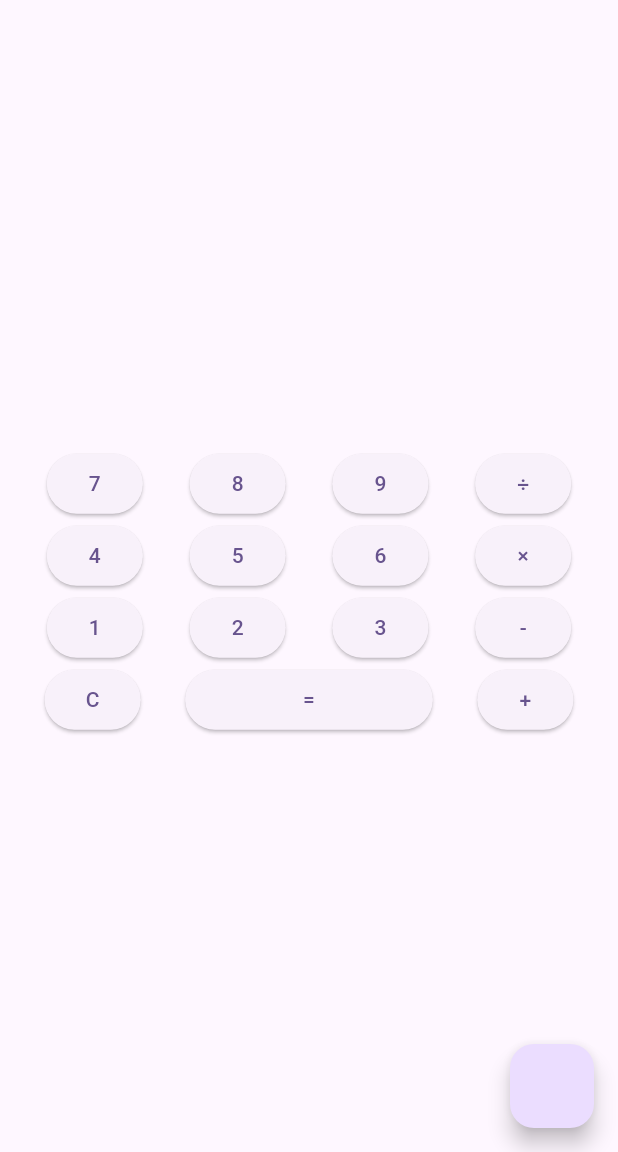
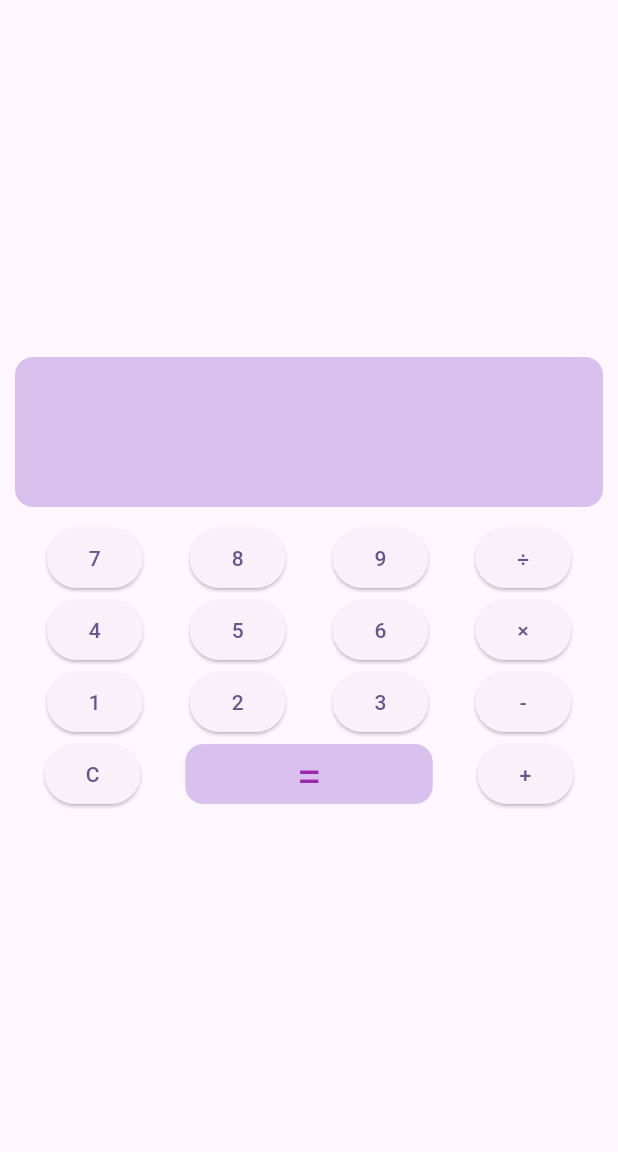
Before and after one commit to mnewby4/calculatorapp, a Flutter app: the screen it shows after launch, on a phone screen of 412 x 824 dp, the part 84-1236 px from its top. Run offline on Flutter 3.47's test engine with Material 3 defaults, Android fonts, the phone set to English and light mode, and no system bars.

Commit message:
Fixed the UI to be more presentable

```diff
--- a/lib/main.dart
+++ b/lib/main.dart
@@ -1,19 +1,13 @@
 import 'package:flutter/material.dart';
 /*
   Homework 02 - Calculator App - Myla Newby
-    Implement a UI w numbers [0-9], arithmetic operators (+ - * /) and display area
-      use widgets like container, column, row, flatbutton/inkwell
-    Enable add/sub/mult/div -> display in display area
-    Handle calculations w 2 operands and 1 operator (aka _ + _)
-    Implement a "clear" button
-    Handle edge cases like dividing w 0
+    XImplement a UI w numbers [0-9], arithmetic operators (+ - * /) and display area
+    Use widgets like Xcontainer, Xcolumn, Xrow, flatbutton/inkwell
+    XEnable add/sub/mult/div -> display in display area
+    XHandle calculations w 2 operands and 1 operator (aka _ + _)
+    XImplement a "clear" button
+    XHandle edge cases like dividing w 0
     Submit apk, main.dart, and word doc = rationale behind implem (+challenges) w github link
-
-    ______
-    7 8 9 /
-    4 5 6 *
-    1 2 3 -
-    C   = +
  */
 
 void main() {
@@ -150,9 +144,26 @@ class _MyHomePageState extends State<MyHomePage> {
           mainAxisAlignment: MainAxisAlignment.center,
           children: <Widget>[
             // Displays the current equation
-            Text(
-              _equation
+            Container(
+              width: 400,
+              height: 100,
+              padding: EdgeInsets.symmetric(vertical: 40, horizontal: 40),
+              decoration: BoxDecoration(
+                color: const Color.fromARGB(255, 218, 192, 238),
+                borderRadius: BorderRadius.circular(12),
+              ),
+              margin: EdgeInsets.all(10),
+              child:
+                Text(
+                  _equation,
+                  style:
+                    TextStyle(
+                      color: Colors.purple,
+                      fontSize: 18,
+                      ),
+                ),
             ),
+            //Individual rows set for the buttons
             // 7 8 9 / Row
             Row(
               mainAxisAlignment: MainAxisAlignment.spaceEvenly,
@@ -219,7 +230,7 @@ class _MyHomePageState extends State<MyHomePage> {
                 ),
               ],
             ),
-            // C _ = + Row
+            // C(clear) = + Row
             Row(
               mainAxisAlignment: MainAxisAlignment.spaceEvenly,
               children: [
@@ -227,11 +238,24 @@ class _MyHomePageState extends State<MyHomePage> {
                   child: Text('C'),
                   onPressed: () => _clearButton(),
                 ),
-                ElevatedButton(
-                  child: Text('='),
-                  onPressed: () => _solveEquation(),
-                  style: ButtonStyle(
-                    minimumSize: WidgetStateProperty.all(Size(165, 40)),
+                InkWell(
+                  onTap: () => _solveEquation(),
+                  child: Container(
+                    width: 165,
+                    height: 40,
+                    decoration: BoxDecoration(
+                      color: const Color.fromARGB(255, 218, 192, 238),
+                      borderRadius: BorderRadius.circular(12),
+                    ),
+                    child: Center(
+                      child: Text(
+                        "=",
+                        style: TextStyle(
+                          color: Colors.purple,
+                          fontSize: 30,
+                        ),
+                      ),
+                    ),
                   ),
                 ),
                 ElevatedButton(
@@ -243,10 +267,6 @@ class _MyHomePageState extends State<MyHomePage> {
           ],
         ),
       ),
-      floatingActionButton: FloatingActionButton(
-        onPressed: _clearButton,
-        tooltip: 'Clear',
-      ),
     );
   }
 }
```
